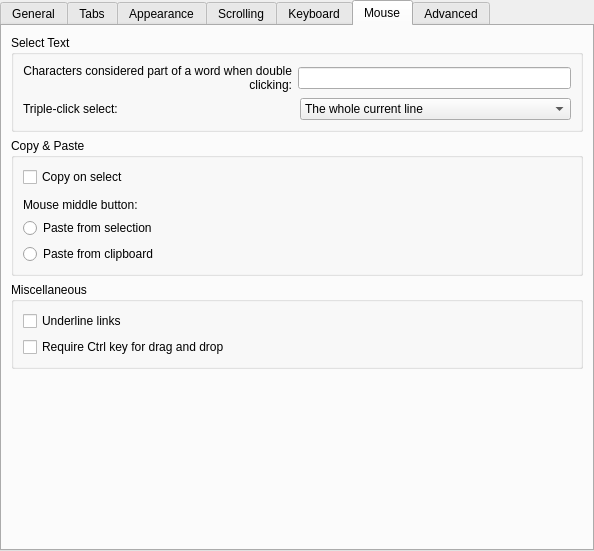
Qt form src/EditProfileDialog.ui (KDE/konsole) before a commit.
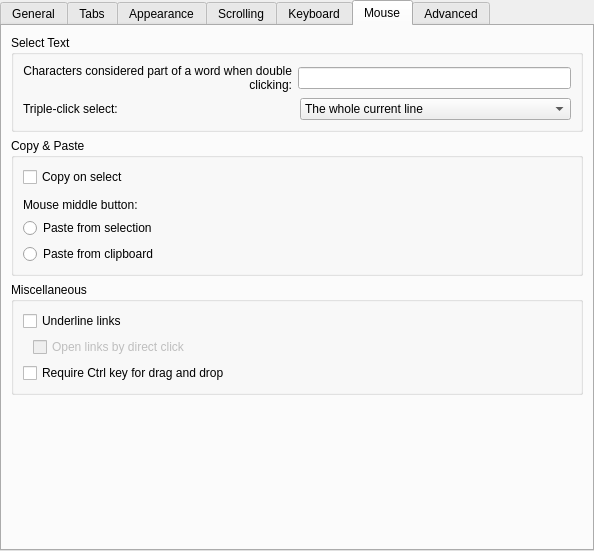
The same form after that commit. The open tabs and pages were chosen to show the change. Custom widgets are drawn as their Qt base class.

Commit message:
Add profile option for opening URL by direct click(off by default)
Thanks to Asko Eronen<asko.eronen@gmail.com> for the idea and patch

FEATURE:
DIGEST:

What changed in the file:
```diff
--- a/src/EditProfileDialog.ui
+++ b/src/EditProfileDialog.ui
@@ -838,6 +838,39 @@
             </property>
            </widget>
           </item>
+          <item>
+           <layout class="QHBoxLayout">
+            <item>
+             <spacer name="horizontalSpacer">
+              <property name="orientation">
+               <enum>Qt::Horizontal</enum>
+              </property>
+              <property name="sizeType">
+               <enum>QSizePolicy::Fixed</enum>
+              </property>
+              <property name="sizeHint" stdset="0">
+               <size>
+                <width>10</width>
+                <height>20</height>
+               </size>
+              </property>
+             </spacer>
+            </item>
+            <item>
+             <widget class="QCheckBox" name="openLinksByDirectClickButton">
+              <property name="enabled">
+               <bool>false</bool>
+              </property>
+              <property name="toolTip">
+               <string>Text recognized as a link or an email address can be opened by direct mouse click.</string>
+              </property>
+              <property name="text">
+               <string>Open links by direct click</string>
+              </property>
+             </widget>
+            </item>
+           </layout>
+          </item>
           <item>
            <widget class="QCheckBox" name="ctrlRequiredForDragButton">
             <property name="toolTip">
```
The commit also changes 7 other files.
